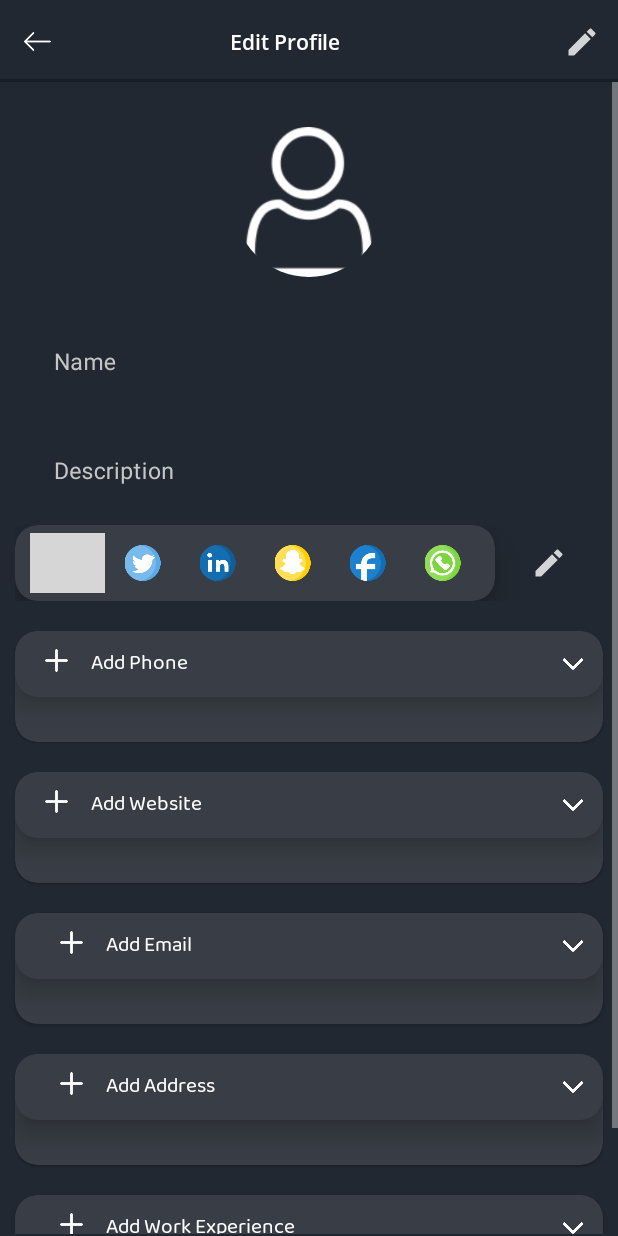
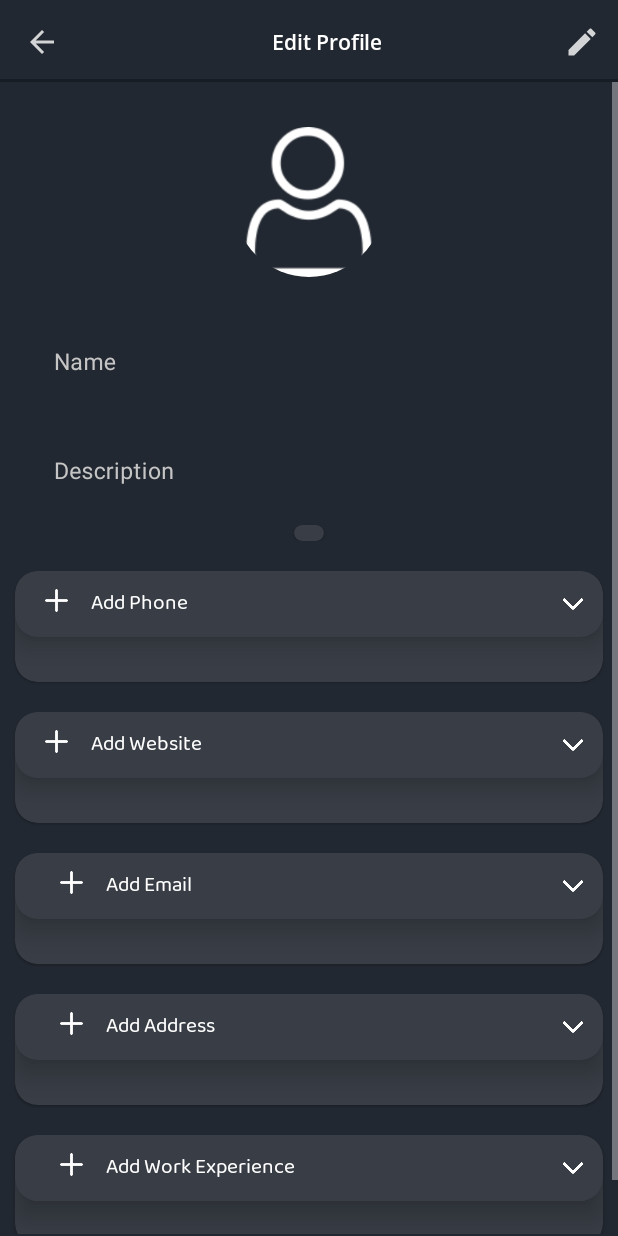
Before and after one commit to pkrmehta/EcardLatest, an Android app: the EditProfile screen opened directly, with no data from a screen before it, on a phone screen of 412 x 824 dp. Run offline under Robolectric (Android 15) with nearby library versions, the phone set to English and light mode, and no system bars; our stand-ins replace CircleImageView, Firebase (no records; nobody signed in at launch, a user with empty details on screens opened directly), Picasso; libraries missing offline, so code that uses them is left out: com.jaredrummler.materialspinner, com.theartofdev.edmodo, id.zelory.compressor; pictures from the network do not load; 9 statements that could not run were skipped; grey boxes are pictures that could not be loaded.

Commit message:
devashish edit profile functionality

```diff
--- /dev/null
+++ b/app/src/main/res/drawable-anydpi/ic_action_back.xml
@@ -0,0 +1,11 @@
+<vector xmlns:android="http://schemas.android.com/apk/res/android"
+    android:width="24dp"
+    android:height="24dp"
+    android:viewportWidth="24"
+    android:viewportHeight="24"
+    android:tint="#FFFFFF"
+    android:alpha="0.8">
+  <path
+      android:fillColor="@android:color/white"
+      android:pathData="M20,11H7.83l5.59,-5.59L12,4l-8,8 8,8 1.41,-1.41L7.83,13H20v-2z"/>
+</vector>
--- a/app/src/main/res/layout/activity_edit_profile.xml
+++ b/app/src/main/res/layout/activity_edit_profile.xml
@@ -17,6 +17,7 @@
         android:layout_below="@id/main_toolbar"
         android:layout_marginTop="-3dp"
         android:background="@color/toolbarBack" />
+
 
     <ScrollView
         android:layout_width="match_parent"
@@ -104,14 +105,24 @@
                 android:layout_height="wrap_content"
                 android:layout_marginHorizontal="10dp"
                 android:layout_marginTop="10dp"
-                android:orientation="horizontal">
-
+                android:orientation="vertical">
+                <ImageButton
+                    android:id="@+id/editProfile_socialEdit"
+                    android:layout_width="50dp"
+                    android:layout_height="40dp"
+                    android:background="?attr/selectableItemBackgroundBorderless"
+                    android:padding="8dp"
+                    android:layout_gravity="right|end"
+                    android:scaleType="fitCenter"
+                    android:src="@drawable/ic_action_edit"
+                    android:visibility="gone" />
                 <androidx.cardview.widget.CardView
                     android:layout_width="wrap_content"
                     android:layout_height="wrap_content"
+                    android:layout_gravity="center_horizontal"
                     app:cardBackgroundColor="@color/myDarkLight"
                     app:cardCornerRadius="15dp"
-                    app:cardElevation="15dp">
+                    app:cardElevation="2dp">
 
                     <LinearLayout
                         android:layout_width="match_parent"
@@ -130,7 +141,8 @@
                             android:background="?attr/selectableItemBackgroundBorderless"
                             android:padding="8dp"
                             android:scaleType="fitCenter"
-                            android:src="@drawable/instagramc1" />
+                            android:src="@drawable/instagramc1"
+                            android:visibility="gone" />
 
                         <ImageButton
                             android:id="@+id/editProfile_twitter"
@@ -140,7 +152,8 @@
                             android:background="?attr/selectableItemBackgroundBorderless"
                             android:padding="8dp"
                             android:scaleType="fitCenter"
-                            android:src="@drawable/twitterc1" />
+                            android:src="@drawable/twitterc1"
+                            android:visibility="gone" />
 
                         <ImageButton
                             android:id="@+id/editProfile_linkedin"
@@ -150,7 +163,8 @@
                             android:background="?attr/selectableItemBackgroundBorderless"
                             android:padding="8dp"
                             android:scaleType="fitCenter"
-                            android:src="@drawable/linkedinc1" />
+                            android:src="@drawable/linkedinc1"
+                            android:visibility="gone" />
 
                         <ImageButton
                             android:id="@+id/editProfile_snapchat"
@@ -160,7 +174,8 @@
                             android:background="?attr/selectableItemBackgroundBorderless"
                             android:padding="8dp"
                             android:scaleType="fitCenter"
-                            android:src="@drawable/snapchatc1" />
+                            android:src="@drawable/snapchatc1"
+                            android:visibility="gone" />
 
                         <ImageButton
                             android:id="@+id/editProfile_facebook"
@@ -170,7 +185,8 @@
                             android:background="?attr/selectableItemBackgroundBorderless"
                             android:padding="8dp"
                             android:scaleType="fitCenter"
-                            android:src="@drawable/facebookc1" />
+                            android:src="@drawable/facebookc1"
+                            android:visibility="gone" />
 
                         <ImageButton
                             android:id="@+id/editProfile_whatsapp"
@@ -180,27 +196,11 @@
                             android:background="?attr/selectableItemBackgroundBorderless"
                             android:padding="8dp"
                             android:scaleType="fitCenter"
-                            android:src="@drawable/whatsappc1" />
+                            android:src="@drawable/whatsappc1"
+                            android:visibility="gone" />
                     </LinearLayout>
                 </androidx.cardview.widget.CardView>
-                <ImageButton
-                    android:id="@+id/editProfile_socialEdit"
-                    android:layout_width="0dp"
-                    android:layout_height="40dp"
-                    android:layout_gravity="center_vertical"
-                    android:layout_weight="1"
-                    android:background="?attr/selectableItemBackgroundBorderless"
-                    android:padding="8dp"
-                    android:scaleType="fitCenter"
-                    android:src="@drawable/ic_action_edit"
-                    android:visibility="visible" />
             </LinearLayout>
-
-
-
-
-
-
 
             <com.google.android.material.card.MaterialCardView
 
--- a/app/src/main/res/layout/popup_phone_add.xml
+++ b/app/src/main/res/layout/popup_phone_add.xml
@@ -32,13 +32,11 @@
             android:textColor="@android:color/white"
             android:layout_marginLeft="10dp"
             android:gravity="center_vertical"
-            android:layout_gravity="center_vertical"
+            android:layout_gravity="bottom"
             android:layout_width="wrap_content"
             android:padding="0dp"
             android:layout_height="wrap_content"
             android:id="@+id/popupPhone_phoneSpinner"/>
-
-
 
 
         <com.google.android.material.textfield.TextInputLayout
--- a/app/src/main/res/layout/toolbar_edit_profile.xml
+++ b/app/src/main/res/layout/toolbar_edit_profile.xml
@@ -16,15 +16,6 @@
             android:layout_height="match_parent"
             android:elevation="10dp"
             >
-            <ImageButton
-                android:id="@+id/editProfile_back"
-                android:layout_centerVertical="true"
-                android:layout_gravity="center_vertical"
-                android:layout_width="18dp"
-                android:layout_height="18dp"
-                android:scaleType="fitCenter"
-                android:background="?attr/selectableItemBackgroundBorderless"
-                android:src="@drawable/back"/>
             <TextView
                 android:layout_centerInParent="true"
                 android:layout_width="wrap_content"
```
Also changed, not shown: app/src/main/java/com/pkdev/e_card/EditProfile.java (+200 -11 lines), app/src/main/java/com/pkdev/e_card/model/Social.java (added, +66 -0 lines), app/src/main/java/com/pkdev/e_card/queries/DatabaseQueries.java (+14 -0 lines), app/src/main/res/layout/activity_add_contact.xml (+71 -94 lines), app/src/main/res/layout/activity_my_contacts.xml (+1 -12 lines), app/src/main/res/layout/list_my_contacts.xml (+10 -6 lines), app/src/main/res/layout/popup_social_add.xml (+40 -35 lines), app/src/main/res/drawable-hdpi/ic_action_back.png (added), app/src/main/res/drawable-mdpi/ic_action_back.png (added), app/src/main/res/drawable-xhdpi/ic_action_back.png (added), app/src/main/res/drawable-xxhdpi/ic_action_back.png (added).
